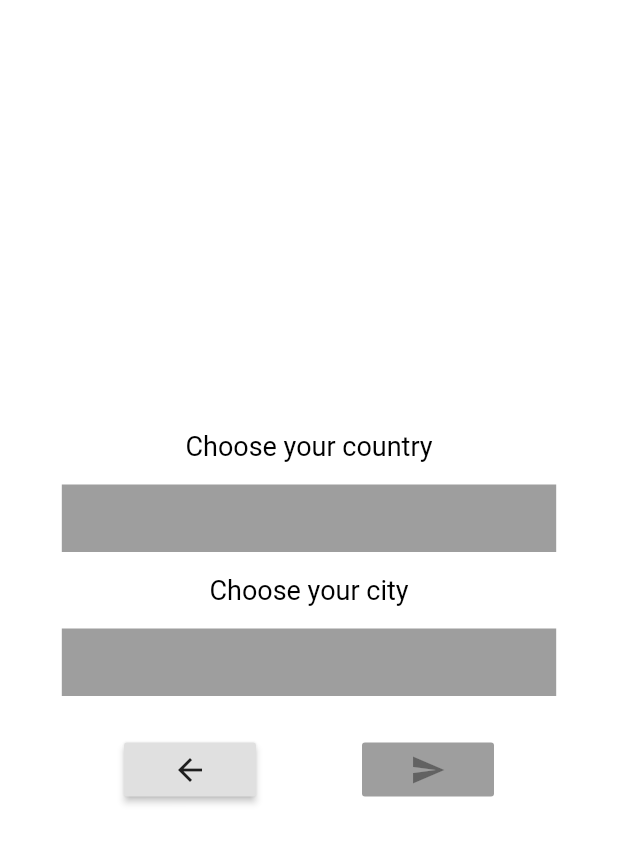
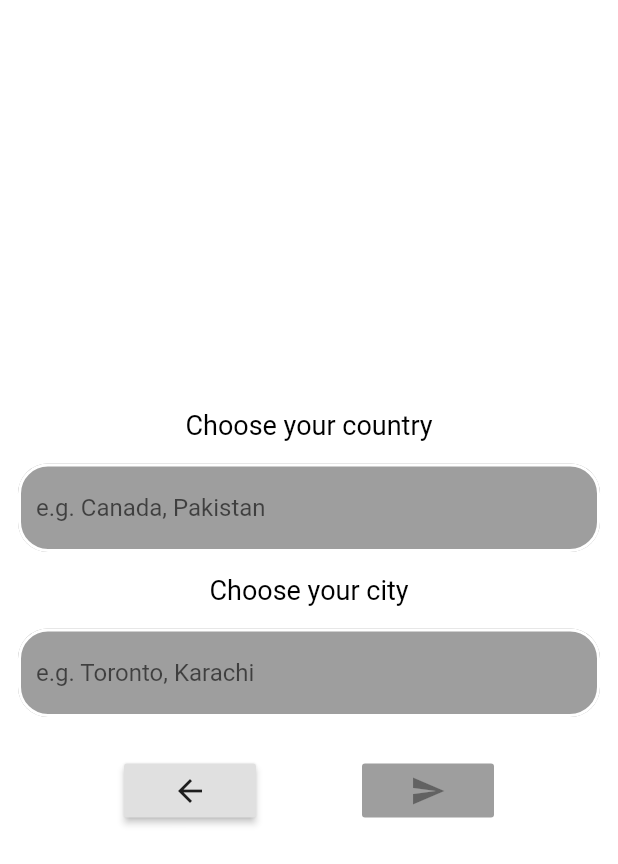
Before and after one commit to mikail-masood/prayertime, a Flutter app: the LocationSelector screen opened directly, on a phone screen of 412 x 824 dp. Shown: the top 864 px of the screen. Run offline on Flutter 3.47's test engine with Material 2 defaults, Android fonts, the phone set to English and light mode, and no system bars; our stand-ins replace flutter_local_notifications, shared_preferences; accounts and stored records are empty; network calls fail.

Commit message:
changed containers to textfields, inpout becomes value assigned to shared_preferences

```diff
--- a/lib/widgets/locationSelector.dart
+++ b/lib/widgets/locationSelector.dart
@@ -1,9 +1,19 @@
 import 'package:flutter/material.dart';
+import 'package:shared_preferences/shared_preferences.dart';
 
-class LocationSelector extends StatelessWidget {
+class LocationSelector extends StatefulWidget {
+  @override
+  _LocationSelectorState createState() => _LocationSelectorState();
+}
+
+class _LocationSelectorState extends State<LocationSelector> {
+  String city = '';
+  String country = '';
+
   @override
   Widget build(BuildContext context) {
-    return Container(
+    return Scaffold(
+      body: Container(
         padding: EdgeInsets.all(12.0),
         color: Colors.white,
         child: Column(
@@ -20,10 +30,22 @@ class LocationSelector extends StatelessWidget {
             SizedBox(
               height: 15.0,
             ),
-          Container(
-            width: MediaQuery.of(context).size.width / 1.25,
-            height: 45,
-            color: Colors.grey,
+            TextField(
+              decoration: InputDecoration(
+                fillColor: Colors.grey,
+                filled: true,
+                hintText: 'e.g. Canada, Pakistan',
+                enabledBorder: OutlineInputBorder(
+                    borderRadius: BorderRadius.circular(20.0),
+                    borderSide: BorderSide(color: Colors.white, width: 2.0)),
+                focusedBorder: OutlineInputBorder(
+                    borderRadius: BorderRadius.circular(20.0),
+                    borderSide:
+                        BorderSide(color: Colors.green[900], width: 2.0)),
+              ),
+              onChanged: (value) {
+                setState(() => country = value);
+              },
             ),
             SizedBox(
               height: 15.0,
@@ -38,10 +60,22 @@ class LocationSelector extends StatelessWidget {
             SizedBox(
               height: 15.0,
             ),
-          Container(
-            width: MediaQuery.of(context).size.width / 1.25,
-            height: 45,
-            color: Colors.grey,
+            TextField(
+              decoration: InputDecoration(
+                fillColor: Colors.grey,
+                filled: true,
+                hintText: 'e.g. Toronto, Karachi',
+                enabledBorder: OutlineInputBorder(
+                    borderRadius: BorderRadius.circular(20.0),
+                    borderSide: BorderSide(color: Colors.white, width: 2.0)),
+                focusedBorder: OutlineInputBorder(
+                    borderRadius: BorderRadius.circular(20.0),
+                    borderSide:
+                        BorderSide(color: Colors.green[900], width: 2.0)),
+              ),
+              onChanged: (value) {
+                setState(() => city = value);
+              },
             ),
             SizedBox(
               height: 25.0,
@@ -61,6 +95,14 @@ class LocationSelector extends StatelessWidget {
             )
           ],
         ),
+      ),
     );
   }
+
+  setLocationData() async {
+    SharedPreferences locationCity = await SharedPreferences.getInstance();
+    SharedPreferences locationCountry = await SharedPreferences.getInstance();
+    locationCity.setString("currentCity", city.toString());
+    locationCountry.setString("currentCountry", country.toString());
   }
+}
```
Lines whose indentation alone changed are shown as unchanged.
